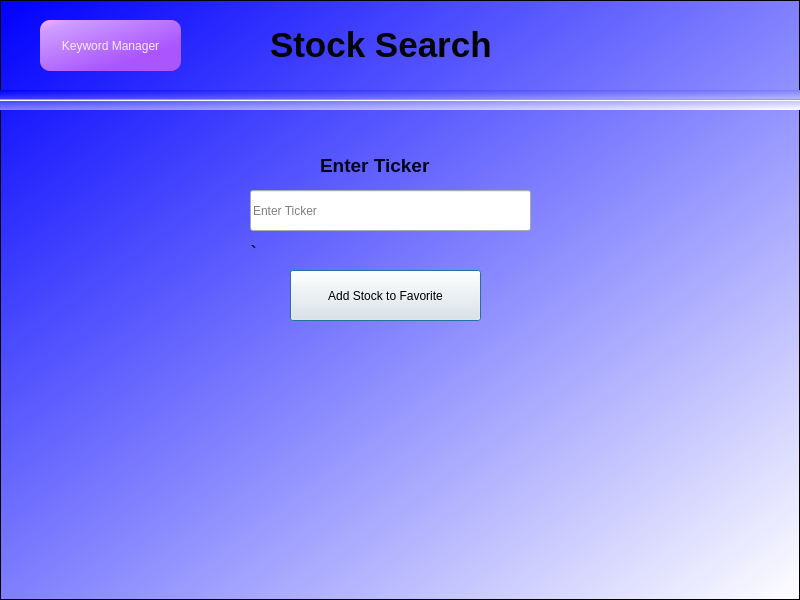
Before: the Qt Designer form info_silo/UI/stock_search.ui in austinschaaf1/455_final, drawn with Qt 5.
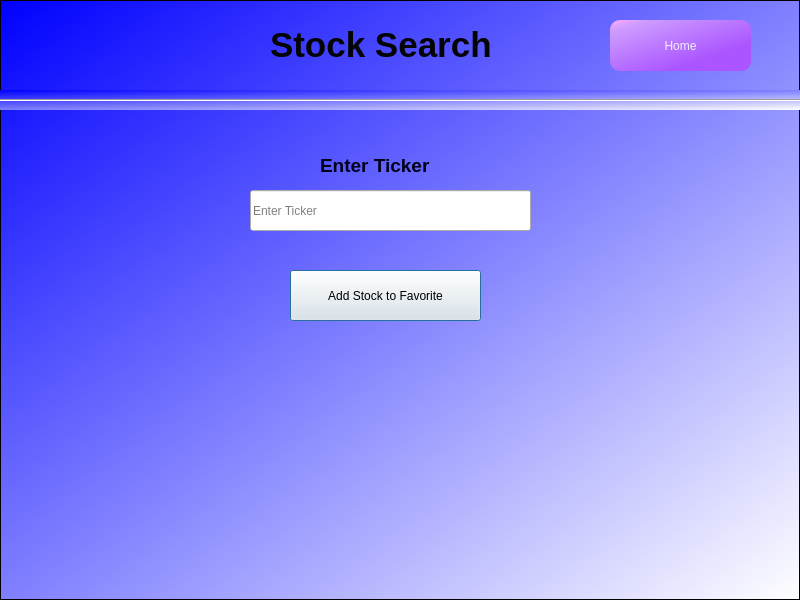
After: the same form once the commit is applied.

Diff of the .ui file:
```diff
--- a/info_silo/UI/stock_search.ui
+++ b/info_silo/UI/stock_search.ui
@@ -97,7 +97,7 @@
      <widget class="QPushButton" name="goToKeywordManagerButton">
       <property name="geometry">
        <rect>
-        <x>40</x>
+        <x>610</x>
         <y>20</y>
         <width>141</width>
         <height>51</height>
@@ -111,7 +111,7 @@
 }</string>
       </property>
       <property name="text">
-       <string>Keyword Manager</string>
+       <string>Home</string>
       </property>
      </widget>
      <widget class="QFrame" name="frame_2">
@@ -195,7 +195,7 @@
        <string notr="true">background: none;</string>
       </property>
       <property name="text">
-       <string>&lt;html&gt;&lt;head/&gt;&lt;body&gt;&lt;p&gt;&lt;span style=&quot; font-size:16pt; color:#00000d;&quot;&gt;`&lt;/span&gt;&lt;/p&gt;&lt;/body&gt;&lt;/html&gt;</string>
+       <string>&lt;html&gt;&lt;head/&gt;&lt;body&gt;&lt;p&gt;&lt;br/&gt;&lt;/p&gt;&lt;/body&gt;&lt;/html&gt;</string>
       </property>
      </widget>
     </widget>
```
Left out of the diff: 2 changed lines with no effect on the pictures.
